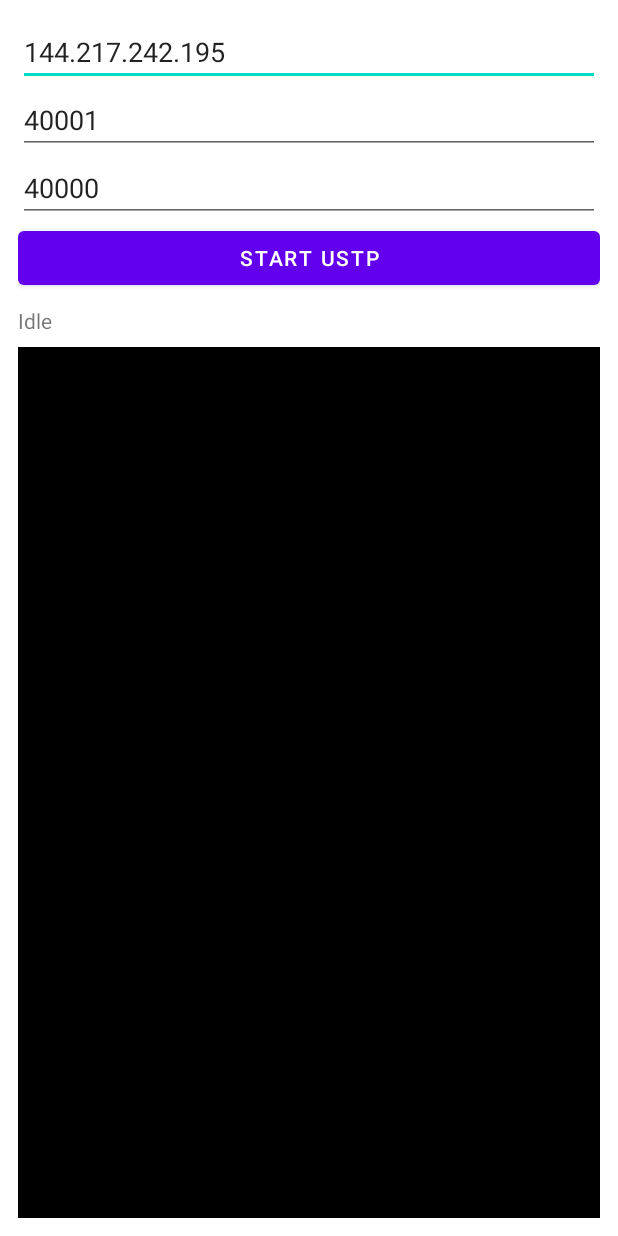
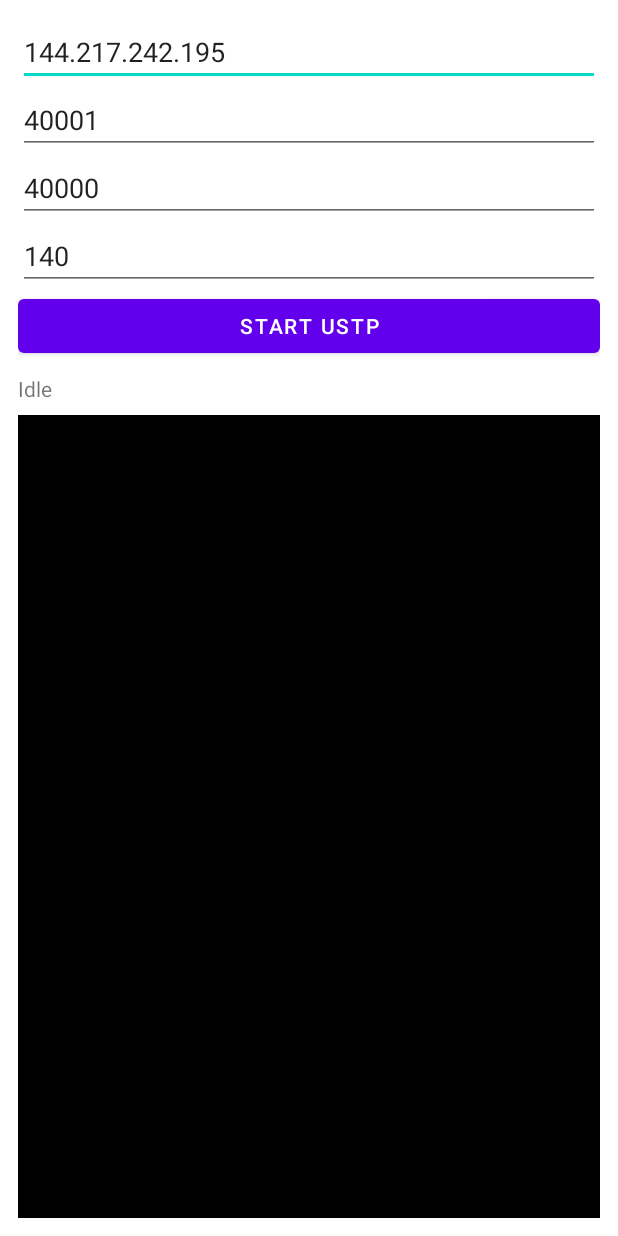
Before and after one commit to x1colegal/USTP, an Android app: the screen it shows after launch (MainActivity), after a tap on "START USTP", on a phone screen of 412 x 824 dp. Run offline under Robolectric (Android 15) with nearby library versions, the light colour scheme and no system bars; network calls fail.

Commit message:
USTP Android: add playout delay reorder buffer for stable playback

```diff
--- a/USTPMediaPlayer/app/src/main/java/com/ustp/player/MainActivity.kt
+++ b/USTPMediaPlayer/app/src/main/java/com/ustp/player/MainActivity.kt
@@ -23,6 +23,7 @@ class MainActivity : AppCompatActivity() {
         val etHost = findViewById<EditText>(R.id.etHost)
         val etServerPort = findViewById<EditText>(R.id.etServerPort)
         val etLocalPort = findViewById<EditText>(R.id.etLocalPort)
+        val etPlayoutDelay = findViewById<EditText>(R.id.etPlayoutDelay)
         val tvStatus = findViewById<TextView>(R.id.tvStatus)
         val btnStart = findViewById<Button>(R.id.btnStart)
         val playerView = findViewById<PlayerView>(R.id.playerView)
@@ -31,11 +32,12 @@ class MainActivity : AppCompatActivity() {
             val host = etHost.text.toString().trim()
             val sport = etServerPort.text.toString().toIntOrNull() ?: 40001
             val lport = etLocalPort.text.toString().toIntOrNull() ?: 40000
+            val delayMs = etPlayoutDelay.text.toString().toLongOrNull() ?: 140L
 
             client?.stop()
             player?.release()
 
-            val c = UstpClient(host, sport, lport)
+            val c = UstpClient(host, sport, lport, playoutDelayMs = delayMs)
             client = c
             c.start { msg -> runOnUiThread { tvStatus.text = msg } }
 
--- a/USTPMediaPlayer/app/src/main/res/layout/activity_main.xml
+++ b/USTPMediaPlayer/app/src/main/res/layout/activity_main.xml
@@ -29,6 +29,14 @@
         android:inputType="number"
         android:text="40000" />
 
+    <EditText
+        android:id="@+id/etPlayoutDelay"
+        android:layout_width="match_parent"
+        android:layout_height="wrap_content"
+        android:hint="Playout Delay (ms)"
+        android:inputType="number"
+        android:text="140" />
+
     <Button
         android:id="@+id/btnStart"
         android:layout_width="match_parent"
```
Also changed, not shown: USTPMediaPlayer/app/src/main/java/com/ustp/player/UstpCore.kt (+14 -3 lines).
